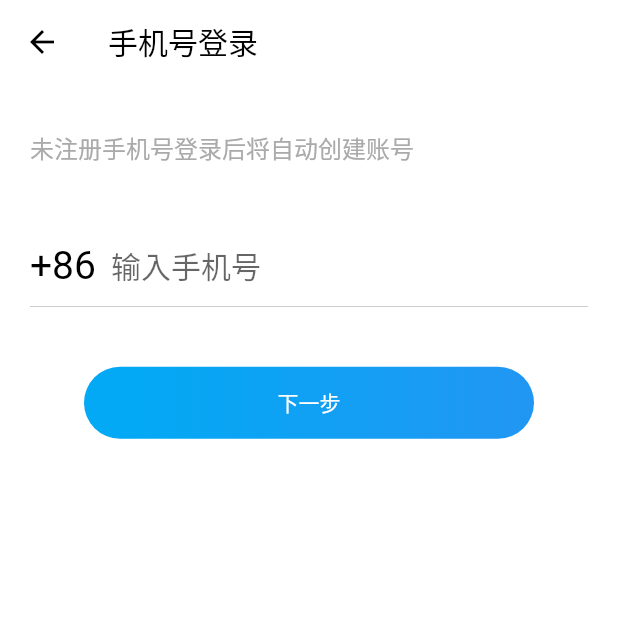
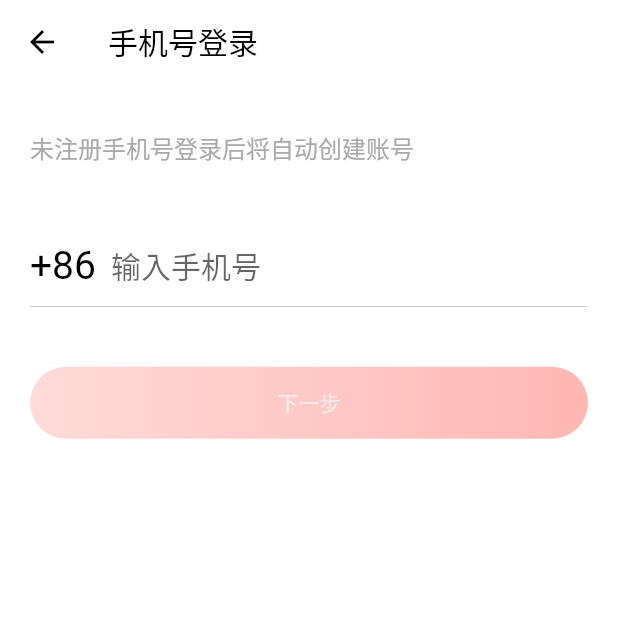
Before and after one commit to lichenbuliren/flutter_netease_music, a Flutter app: the LoginRegisterPage screen opened by its route, on a phone screen of 412 x 824 dp, the top half of it. Run offline on Flutter 3.47's test engine with Material 2 defaults, Android fonts, the phone set to English and light mode, and no system bars; our stand-ins replace flutter_svg, oktoast.

Commit message:
feat(update): update

```diff
--- a/lib/pages/login_register.dart
+++ b/lib/pages/login_register.dart
@@ -11,6 +11,8 @@ class LoginRegisterPage extends StatefulWidget {
 }
 
 class _LoginRegisterPageState extends State<LoginRegisterPage> {
+  bool phoneNumberEnabled = false;
+
   @override
   Widget build(BuildContext context) {
     return Scaffold(
@@ -66,6 +68,11 @@ class _LoginRegisterPageState extends State<LoginRegisterPage> {
                       child: TextField(
                         onChanged: (v) {
                           print(v);
+                          if (v.length == 11) {
+                            setState(() {
+                              phoneNumberEnabled = true;
+                            });
+                          }
                         },
                         style: TextStyle(
                           fontSize: 20,
@@ -90,12 +97,15 @@ class _LoginRegisterPageState extends State<LoginRegisterPage> {
               ),
             ),
             Container(
-              width: 300,
+              width: 600,
               decoration: BoxDecoration(
                 color: Colors.purple,
                 gradient: LinearGradient(
-                  colors: [Colors.lightBlue, Colors.blue],
-                  stops: [0.1, 1],
+                  colors: [
+                    Color(0xFFFFB7B3).withOpacity(0.5),
+                    Color(0xFFFFB7B3)
+                  ],
+                  stops: [0, 1],
                 ),
                 borderRadius: BorderRadius.all(
                   Radius.circular(30),
@@ -111,7 +121,13 @@ class _LoginRegisterPageState extends State<LoginRegisterPage> {
                   borderRadius: BorderRadius.circular(20),
                   side: BorderSide.none,
                 ),
-                child: Text('下一步'),
+                child: Text(
+                  '下一步',
+                  style: TextStyle(
+                    color:
+                        phoneNumberEnabled ? Colors.white : Color(0xEEEEEEEE),
+                  ),
+                ),
               ),
             ),
           ],
```
